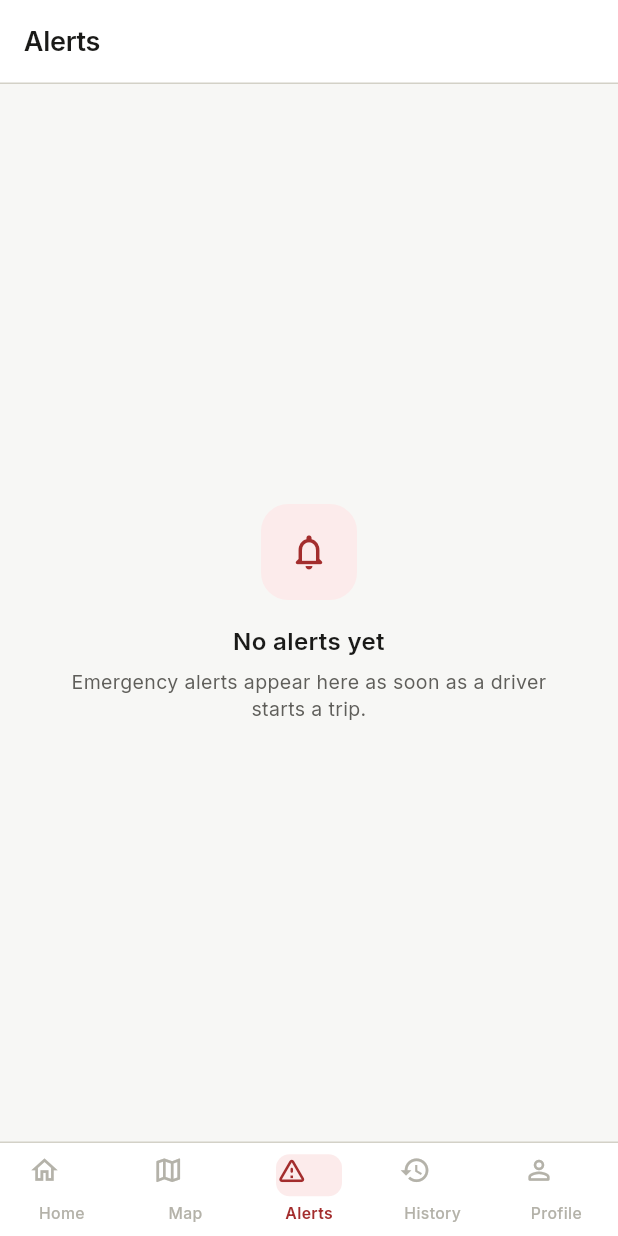
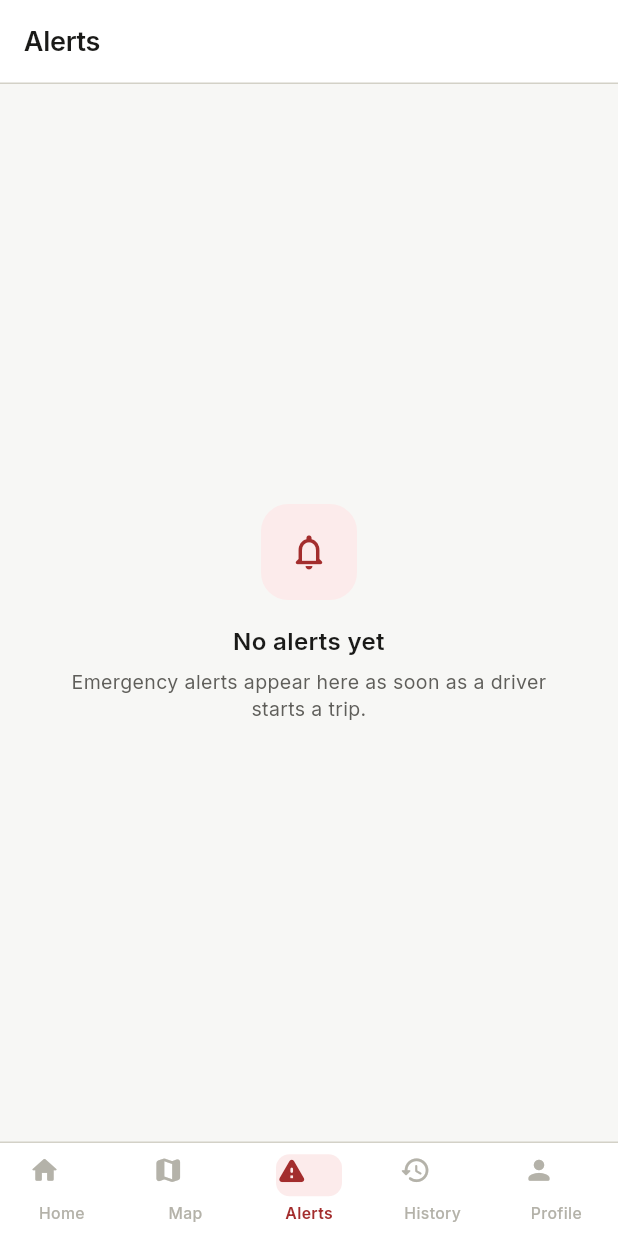
Before and after one commit to Rajaki751/Traffic-Ambulance_Coordination, a Flutter app: the OfficerHomeScreen screen opened by its route, item 3 of the bottom bar chosen, on a phone screen of 412 x 824 dp. Run offline on Flutter 3.47's test engine with Material 3 defaults, Android fonts, the phone set to English and light mode, and no system bars; our stand-ins replace dio, flutter_map, geolocator, go_router, google_fonts, latlong2 and 1 more; accounts and stored records are empty; network calls fail.

Commit message:
fix(mobile): align officer nav with driver bar and clean badge placement
- single rounded icon per tab (home/map/warning/history/person_rounded),
  no outlined->filled swap — identical visual language to driver nav
- unread pill now sits neatly in the chip's top-right corner instead of
  straddling the chip edge

```diff
--- a/mobile/lib/screens/officer_home_screen.dart
+++ b/mobile/lib/screens/officer_home_screen.dart
@@ -93,33 +93,28 @@ class _OfficerHomeScreenState extends State<OfficerHomeScreen> {
               children: [
                 _navItem(
                   index: 0,
-                  icon: Icons.home_outlined,
-                  selectedIcon: Icons.home_rounded,
+                  icon: Icons.home_rounded,
                   label: 'Home',
                 ),
                 _navItem(
                   index: 1,
-                  icon: Icons.map_outlined,
-                  selectedIcon: Icons.map_rounded,
+                  icon: Icons.map_rounded,
                   label: 'Map',
                 ),
                 _navItem(
                   index: 2,
-                  icon: Icons.warning_amber_outlined,
-                  selectedIcon: Icons.warning_amber_rounded,
+                  icon: Icons.warning_rounded,
                   label: 'Alerts',
                   badgeCount: notifs.unreadCount,
                 ),
                 _navItem(
                   index: 3,
-                  icon: Icons.history_outlined,
-                  selectedIcon: Icons.history_rounded,
+                  icon: Icons.history_rounded,
                   label: 'History',
                 ),
                 _navItem(
                   index: 4,
-                  icon: Icons.person_outline_rounded,
-                  selectedIcon: Icons.person_rounded,
+                  icon: Icons.person_rounded,
                   label: 'Profile',
                 ),
               ],
@@ -133,7 +128,6 @@ class _OfficerHomeScreenState extends State<OfficerHomeScreen> {
   Widget _navItem({
     required int index,
     required IconData icon,
-    required IconData selectedIcon,
     required String label,
     int badgeCount = 0,
   }) {
@@ -143,14 +137,14 @@ class _OfficerHomeScreenState extends State<OfficerHomeScreen> {
       clipBehavior: Clip.none,
       children: [
         Icon(
-          active ? selectedIcon : icon,
+          icon,
           size: 21,
           color: active ? kAuthRedLink : kAuthIcon,
         ),
         if (badgeCount > 0)
           Positioned(
-            right: -6,
-            top: -7,
+            right: 2,
+            top: 1,
             child: Container(
               padding: const EdgeInsets.symmetric(horizontal: 4, vertical: 1),
               decoration: BoxDecoration(
```
